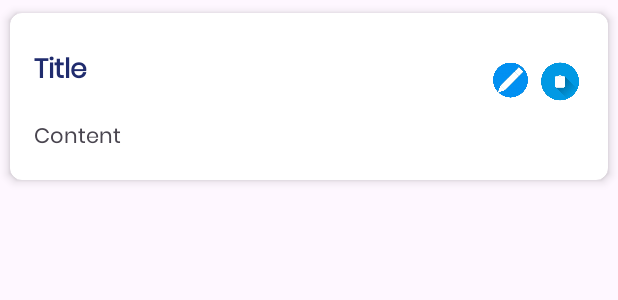
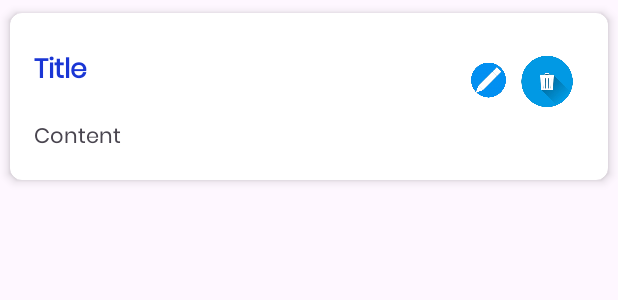
Before and after one commit to LasalDissanayake/TODO-APP, an Android app: the layout task_item.xml on its own in the app's theme, with its tools: preview values and no code run, on a phone screen of 412 x 824 dp. Shown: the top 300 px of the screen. Run offline under Robolectric (Android 15) with nearby library versions, the phone set to English and light mode, and no system bars.

Commit message:
corrected some errors

```diff
--- a/app/src/main/java/com/example/to_do/TaskDatabaseHelper.kt
+++ b/app/src/main/java/com/example/to_do/TaskDatabaseHelper.kt
@@ -20,7 +20,7 @@ class TaskDatabaseHelper(context: Context) : SQLiteOpenHelper(context, DATABASE_
 
     override fun onCreate(db: SQLiteDatabase?) {
         val createTableQuery =
-            "CREATE TABLE $TABLE_NAME ($COLUMN_ID INTEGER PRIMARY KEY, $COLUMN_TITLE TEXT)"
+            "CREATE TABLE $TABLE_NAME ($COLUMN_ID INTEGER PRIMARY KEY, $COLUMN_TITLE TEXT,$COLUMN_CONTENT TEXT)"
         db?.execSQL(createTableQuery)
     }
 
--- a/app/src/main/res/layout/task_item.xml
+++ b/app/src/main/res/layout/task_item.xml
@@ -35,12 +35,12 @@
                 android:layout_width="23dp"
                 android:layout_height="41dp"
                 android:layout_alignParentEnd="true"
-                android:layout_marginEnd="37dp"
+                android:layout_marginEnd="52dp"
                 android:src="@drawable/edit1" />
 
             <ImageView
                 android:id="@+id/deleteButton"
-                android:layout_width="32dp"
+                android:layout_width="49dp"
                 android:layout_height="43dp"
                 android:layout_alignParentEnd="true"
                 android:layout_marginEnd="0dp"
--- a/app/src/main/res/values/colors.xml
+++ b/app/src/main/res/values/colors.xml
@@ -2,5 +2,5 @@
 <resources>
     <color name="black">#FF000000</color>
     <color name="white">#FFFFFFFF</color>
-    <color name="blue">#202C6E</color>
+    <color name="blue">#1A36D5</color>
 </resources>
```
Also changed, not shown: app/src/main/res/layout/activity_add_task.xml (+15 -17 lines), app/src/main/AndroidManifest.xml (line endings or trailing spaces).
